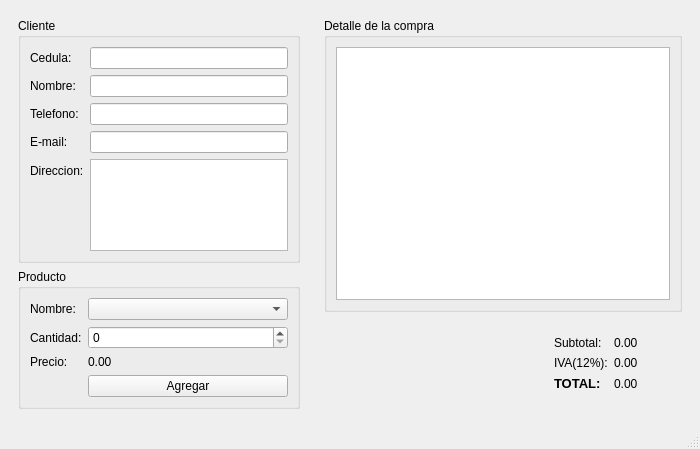
Before: the Qt Designer form tienda.ui in ronnyR4815/P59-Qt-Tienda, drawn with Qt 5.
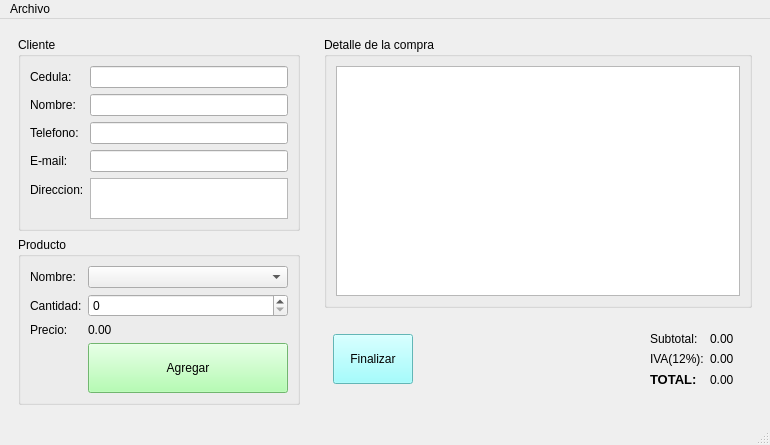
After: the same form once the commit is applied. Icons and pictures are not drawn.

Diff of the .ui file:
```diff
--- a/tienda.ui
+++ b/tienda.ui
@@ -6,16 +6,22 @@
    <rect>
     <x>0</x>
     <y>0</y>
-    <width>700</width>
-    <height>449</height>
+    <width>770</width>
+    <height>445</height>
    </rect>
   </property>
   <property name="minimumSize">
    <size>
-    <width>700</width>
+    <width>770</width>
     <height>445</height>
    </size>
   </property>
+  <property name="maximumSize">
+   <size>
+    <width>800</width>
+    <height>16777215</height>
+   </size>
+  </property>
   <property name="windowTitle">
    <string>Tienda</string>
   </property>
@@ -149,6 +155,15 @@
           </item>
           <item row="4" column="1">
            <widget class="QPushButton" name="btn_agregar">
+            <property name="minimumSize">
+             <size>
+              <width>0</width>
+              <height>50</height>
+             </size>
+            </property>
+            <property name="styleSheet">
+             <string notr="true">background-color: rgb(158, 255, 156);</string>
+            </property>
             <property name="text">
              <string>Agregar</string>
             </property>
@@ -178,6 +193,25 @@
        <item>
         <widget class="QWidget" name="widget_3" native="true">
          <layout class="QHBoxLayout" name="horizontalLayout_2">
+          <item>
+           <widget class="QPushButton" name="btn_facturar">
+            <property name="minimumSize">
+             <size>
+              <width>0</width>
+              <height>50</height>
+             </size>
+            </property>
+            <property name="styleSheet">
+             <string notr="true">background-color: rgb(137, 255, 255);</string>
+            </property>
+            <property name="text">
+             <string>Finalizar</string>
+            </property>
+            <property name="checkable">
+             <bool>false</bool>
+            </property>
+           </widget>
+          </item>
           <item>
            <spacer name="horizontalSpacer">
             <property name="orientation">
@@ -211,10 +245,16 @@
                </property>
                <property name="minimumSize">
                 <size>
-                 <width>50</width>
+                 <width>0</width>
                  <height>0</height>
                 </size>
                </property>
+               <property name="maximumSize">
+                <size>
+                 <width>30</width>
+                 <height>16777215</height>
+                </size>
+               </property>
                <property name="text">
                 <string>0.00</string>
                </property>
@@ -271,10 +311,19 @@
     <rect>
      <x>0</x>
      <y>0</y>
-     <width>700</width>
+     <width>770</width>
      <height>20</height>
     </rect>
    </property>
+   <widget class="QMenu" name="menuArchivo">
+    <property name="title">
+     <string>Archivo</string>
+    </property>
+    <addaction name="actionNuevo"/>
+    <addaction name="actionAgregar"/>
+    <addaction name="actionFinalizar"/>
+   </widget>
+   <addaction name="menuArchivo"/>
   </widget>
   <widget class="QStatusBar" name="statusbar"/>
  </widget>
```
Left out of the diff: 65 changed lines with no effect on the pictures.
